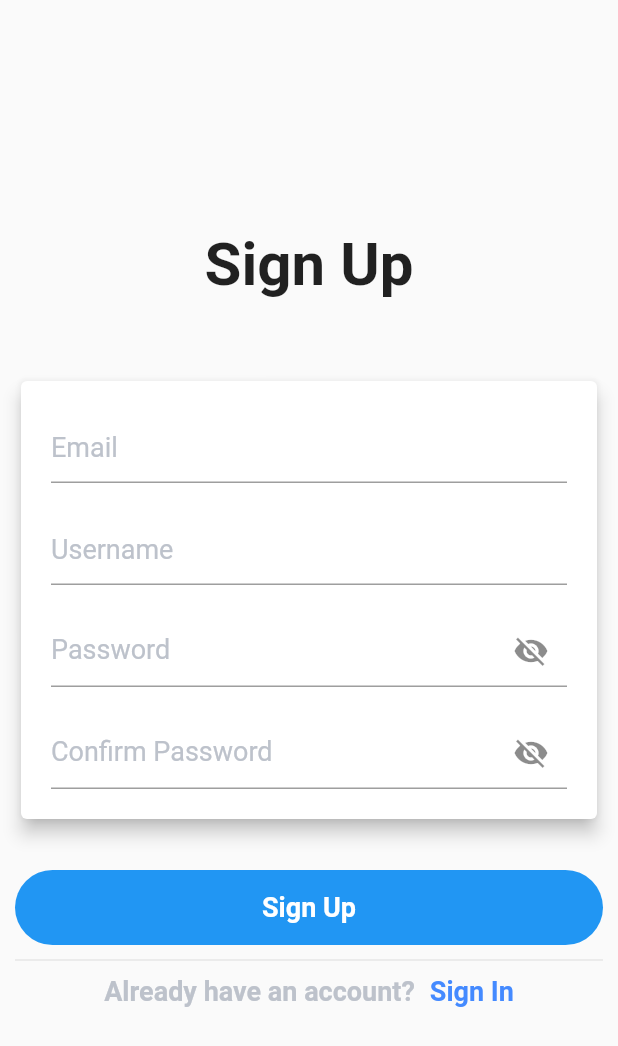
After one commit to lrdgz/Food-Delivery-App, a Flutter app: the SignUpPage screen opened directly, on a phone screen of 412 x 824 dp. The commit adds this screen. Shown: the top 1046 px of the screen. Run offline on Flutter 3.47's test engine with Material 2 defaults, Android fonts, the phone set to English and light mode, and no system bars.

Commit message:
Add Register page

```diff
--- a/lib/src/pages/signin_page.dart
+++ b/lib/src/pages/signin_page.dart
@@ -1,4 +1,5 @@
 import 'package:flutter/material.dart';
+import 'package:food_delivery_app/src/pages/signup_page.dart';
 
 class SignInPage extends StatefulWidget {
   @override
@@ -20,7 +21,6 @@ class _SignInPageState extends State<SignInPage> {
       ),
     );
   }
-
 
   Widget _buildPasswordTextField(){
     return TextFormField(
@@ -47,8 +47,8 @@ class _SignInPageState extends State<SignInPage> {
   Widget build(BuildContext context) {
     return SafeArea(
       child: Scaffold(
-        body: SingleChildScrollView(
-          child: Padding(
+        resizeToAvoidBottomPadding: false,
+        body: Padding(
             padding: EdgeInsets.symmetric(horizontal: 10.0),
             child: Column(
               mainAxisAlignment: MainAxisAlignment.center,
@@ -92,13 +92,16 @@ class _SignInPageState extends State<SignInPage> {
                   children: <Widget>[
                     Text("Don't have an account?", style: TextStyle(fontSize: 18.0, color: Color(0xFFBDC2CB), fontWeight: FontWeight.bold),),
                     SizedBox(width: 10.0,),
-                    Text("Sign Up", style: TextStyle(fontSize: 18.0, fontWeight: FontWeight.bold, color: Colors.blueAccent),),
+                    GestureDetector(
+                        onTap: (){
+                          Navigator.of(context).pushReplacement(MaterialPageRoute(builder: (BuildContext context) => SignUpPage()));
+                        },
+                        child: Text("Sign Up", style: TextStyle(fontSize: 18.0, fontWeight: FontWeight.bold, color: Colors.blueAccent),)),
                   ],
                 )
               ],
             ),
           ),
-        ),
       ),
     );
   }
--- /dev/null
+++ b/lib/src/pages/signup_page.dart
@@ -0,0 +1,139 @@
+import 'package:flutter/material.dart';
+import 'package:food_delivery_app/src/pages/signin_page.dart';
+
+class SignUpPage extends StatefulWidget {
+  @override
+  _SignUpPageState createState() => _SignUpPageState();
+}
+
+class _SignUpPageState extends State<SignUpPage> {
+
+  bool _toggleVisibility = true;
+  bool _toggleConfirmVisibility = true;
+
+  Widget _buildEmailTextField(){
+    return TextFormField(
+      decoration: InputDecoration(
+          hintText: "Email",
+          hintStyle: TextStyle(
+            color: Color(0xFFBDC2CB),
+            fontSize: 18.0,
+          )
+      ),
+    );
+  }
+
+  Widget _buildUsernameTextField(){
+    return TextFormField(
+      decoration: InputDecoration(
+          hintText: "Username",
+          hintStyle: TextStyle(
+            color: Color(0xFFBDC2CB),
+            fontSize: 18.0,
+          )
+      ),
+    );
+  }
+
+  Widget _buildPasswordTextField(){
+    return TextFormField(
+      decoration: InputDecoration(
+          hintText: "Password",
+          hintStyle: TextStyle(
+            color: Color(0xFFBDC2CB),
+            fontSize: 18.0,
+          ),
+          suffixIcon: IconButton(
+            onPressed: (){
+              setState(() {
+                _toggleConfirmVisibility = !_toggleConfirmVisibility;
+              });
+            },
+            icon: _toggleConfirmVisibility ? Icon(Icons.visibility_off) : Icon(Icons.visibility),
+          )
+      ),
+      obscureText: _toggleConfirmVisibility,
+    );
+  }
+
+  Widget _buildConfirmPasswordTextField(){
+    return TextFormField(
+      decoration: InputDecoration(
+          hintText: "Confirm Password",
+          hintStyle: TextStyle(
+            color: Color(0xFFBDC2CB),
+            fontSize: 18.0,
+          ),
+          suffixIcon: IconButton(
+            onPressed: (){
+              setState(() {
+                _toggleVisibility = !_toggleVisibility;
+              });
+            },
+            icon: _toggleVisibility ? Icon(Icons.visibility_off) : Icon(Icons.visibility),
+          )
+      ),
+      obscureText: _toggleVisibility,
+    );
+  }
+
+  @override
+  Widget build(BuildContext context) {
+    return SafeArea(
+      child: Scaffold(
+        resizeToAvoidBottomPadding: false,
+        body: Padding(
+            padding: EdgeInsets.symmetric(horizontal: 10.0),
+            child: Column(
+              mainAxisAlignment: MainAxisAlignment.center,
+              children: <Widget>[
+                Text("Sign Up", style: TextStyle(fontSize: 40.0, fontWeight: FontWeight.bold),),
+                SizedBox(height: 50.0,),
+                Card(
+                  elevation: 5.0,
+                  child: Padding(
+                    padding: EdgeInsets.all(20.0),
+                    child: Column(
+                      children: <Widget>[
+                        _buildEmailTextField(),
+                        SizedBox(height: 20.0,),
+                        _buildUsernameTextField(),
+                        SizedBox(height: 20.0,),
+                        _buildPasswordTextField(),
+                        SizedBox(height: 20.0,),
+                        _buildConfirmPasswordTextField(),
+                      ],
+                    ),
+                  ),
+                ),
+                SizedBox(height: 30.0,),
+                Container(
+                  height: 50.0,
+                  decoration: BoxDecoration(
+                      color: Colors.blue,
+                      borderRadius: BorderRadius.circular(25.0)
+                  ),
+                  child: Center(
+                    child: Text("Sign Up", style: TextStyle(fontSize: 18.0, fontWeight: FontWeight.bold, color: Colors.white),),
+                  ),
+                ),
+                Divider(height: 20.0,),
+                Row(
+                  mainAxisAlignment: MainAxisAlignment.center,
+                  children: <Widget>[
+                    Text("Already have an account?", style: TextStyle(fontSize: 18.0, color: Color(0xFFBDC2CB), fontWeight: FontWeight.bold),),
+                    SizedBox(width: 10.0,),
+                    GestureDetector(
+                        onTap: (){
+                          Navigator.of(context).pushReplacement(MaterialPageRoute(builder: (BuildContext context) => SignInPage()));
+                        },
+                        child: Text("Sign In", style: TextStyle(fontSize: 18.0, fontWeight: FontWeight.bold, color: Colors.blueAccent),)),
+                  ],
+                )
+              ],
+            ),
+          ),
+        ),
+    );
+  }
+}
```
